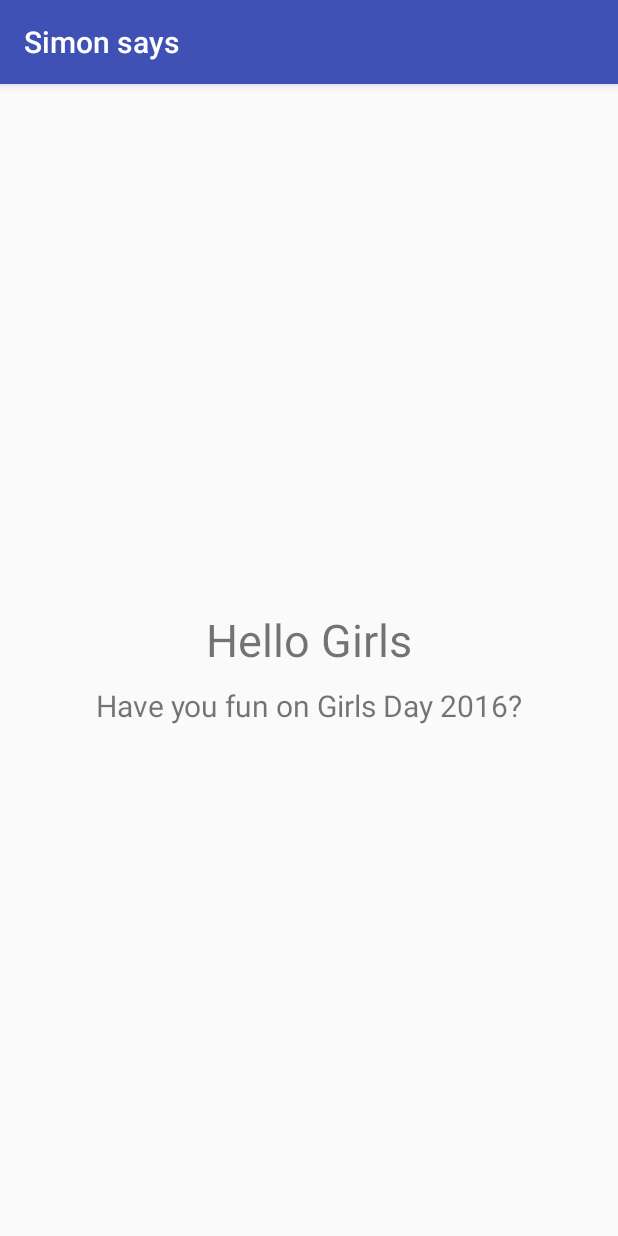
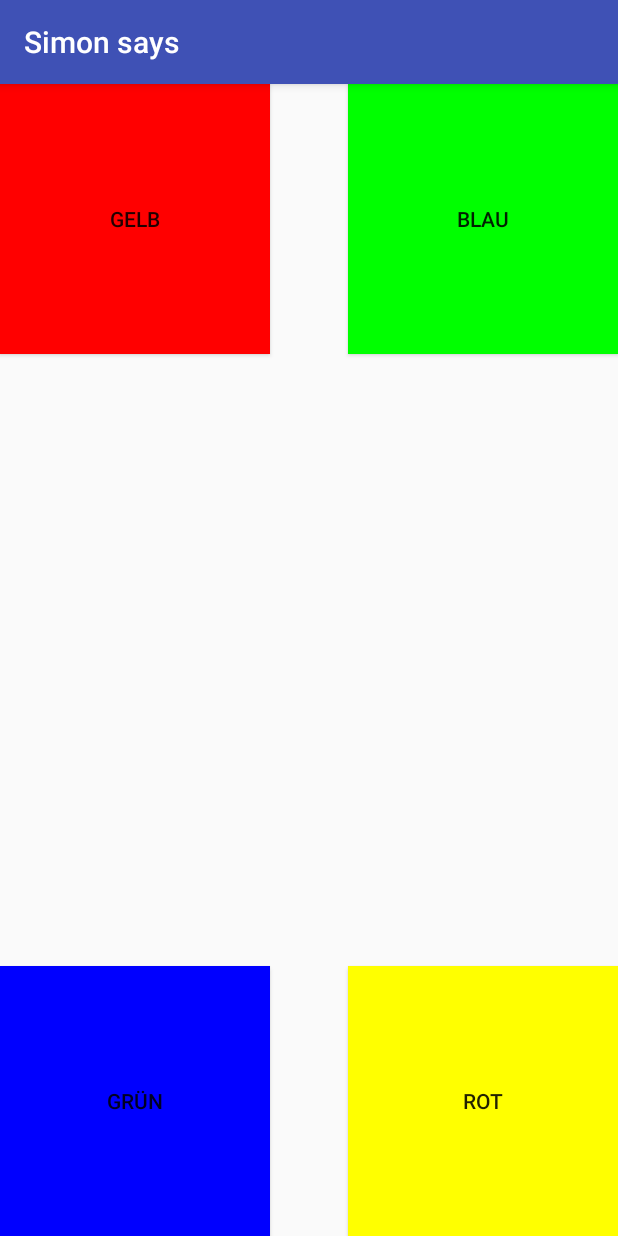
Before and after one commit to 7P-Girls-Day-2016/SimonSays, an Android app: the screen it shows after launch (MainActivity), on a phone screen of 412 x 824 dp. Run offline under Robolectric (Android 15) with nearby library versions, the phone set to English and light mode, and no system bars; our stand-ins replace ButterKnife.

Commit message:
Implementation of Simon says by Johanna and Lara

```diff
--- a/app/src/main/java/simonsays/sevenprinciples/com/simonsays/MainActivity.java
+++ b/app/src/main/java/simonsays/sevenprinciples/com/simonsays/MainActivity.java
@@ -8,6 +8,7 @@ import android.util.Log;
 import android.view.View;
 import android.widget.Button;
 import android.widget.TextView;
+import android.widget.Toast;
 
 import butterknife.Bind;
 import butterknife.ButterKnife;
@@ -25,6 +26,8 @@ public class MainActivity extends AppCompatActivity {
 
     // Buttons
     // ToDo: define and initizialise buttons
+    @Bind(R.id.red)
+    Button johähnchen;
 
     private StringBuffer colorsOfPlayer1;
     private StringBuffer colorsOfPlayer2;
@@ -39,34 +42,42 @@ public class MainActivity extends AppCompatActivity {
         //startNewGame();
     }
 
-//    // click on red, green, yellow, blue button
-//    @OnClick({R.id.redButton, R.id.greenButton, R.id.yellowButton, R.id.blueButton})
-//    protected void onCickButton(View view) {
-//        Log.d(TAG, view.getTag() + " button was clicked");
-//
-//        // get current color and play sound of them
-//        Color currentColor = Color.valueOf(view.getTag().toString());
-//        Sound.playSound(getApplicationContext(), currentColor.getSoundFileResource());
-//
-//        gameLogic();
-//    }
+    // click on red, green, yellow, blue button
+    @OnClick({R.id.yellow, R.id.green, R.id.blue, R.id.red})
+    protected void onCickButton(View view) {
+        Log.d(TAG, view.getTag() + " button was clicked");
 
-    private void gameLogic() {
-        // ToDo
+        // get current color and play sound of them
+        Color currentColor = Color.valueOf(view.getTag().toString());
+        Sound.playSound(getApplicationContext(), currentColor.getSoundFileResource());
+
+        gameLogic();
     }
 
-//    // click on new game button
-//    @OnClick(R.id.newGameButton)
-//    protected void clickOnNewGameButton(View view) {
-//        Log.d(TAG, "start new game");
-//        startNewGame();
-//    }
-//
-//    private void startNewGame() {
-//        colorsOfPlayer1 = new StringBuffer();
-//        colorsOfPlayer2 = new StringBuffer();
-//        playerLabelText.setText(R.string.player1);
-//    }
+    private void gameLogic(Color currentColor) {
+        if(colorsOfPlayer1.length() ==4) {
+            colorsOfPlayer2.append(currentColor.getFirstLetter());
+
+            if(colorsOfPlayer2.length()==4){
+                checkTheResult();
+
+
+            }
+        }
+    }
+
+    // click on new game button
+    @OnClick(R.id.newGameButton)
+    protected void clickOnNewGameButton(View view) {
+        Log.d(TAG, "start new game");
+        startNewGame();
+    }
+
+    private void startNewGame() {
+        colorsOfPlayer1 = new StringBuffer();
+        colorsOfPlayer2 = new StringBuffer();
+        playerLabelText.setText(R.string.player1);
+    }
 
     private void checkTheResult() {
         // Todo
--- a/app/src/main/res/layout/activity_main.xml
+++ b/app/src/main/res/layout/activity_main.xml
@@ -1,25 +1,59 @@
 <?xml version="1.0" encoding="utf-8"?>
 
-<LinearLayout xmlns:android="http://schemas.android.com/apk/res/android"
+<RelativeLayout xmlns:android="http://schemas.android.com/apk/res/android"
               android:layout_width="match_parent"
-              android:layout_height="match_parent"
-              android:gravity="center"
-              android:orientation="vertical">
+              android:layout_height="match_parent">
 
 
-    <TextView
-        android:layout_width="match_parent"
-        android:layout_height="wrap_content"
-        android:padding="10dp"
-        android:gravity="center"
-        android:text="Hello Girls"
-        android:textSize="30dp"/>
+    <Button
+        android:layout_width="@dimen/buttonWidth"
+        android:layout_height="@dimen/buttonWidth"
+        android:text="Gelb"
+        android:tag="YELLOW"
+        android:id="@+id/blue"
+        android:background="@color/red"
+        android:layout_gravity="bottom" />
+
+<Button
+        android:layout_width="@dimen/buttonWidth"
+        android:layout_height="@dimen/buttonWidth"
+        android:text="Blau"
+        android:tag="BLUE"
+        android:layout_alignParentTop="true"
+        android:layout_alignParentRight="true"
+        android:id="@+id/red"
+        android:background="@color/green"
+        android:layout_gravity="bottom" />
+
+<Button
+        android:layout_width="@dimen/buttonWidth"
+        android:layout_height="@dimen/buttonWidth"
+        android:text="Grün"
+        android:tag="GREEN"
+        android:layout_alignParentBottom="true"
+        android:id="@+id/yellow"
+        android:background="@color/blue"
+        android:layout_gravity="bottom" />
+
+<Button
+        android:layout_width="@dimen/buttonWidth"
+        android:layout_height="@dimen/buttonWidth"
+        android:text="Rot"
+        android:tag="RED"
+        android:layout_alignParentBottom="true"
+        android:layout_alignParentRight="true"
+        android:id="@+id/green"
+        android:background="@color/yellow"
+        android:layout_gravity="bottom" />
 
     <TextView
-        android:layout_width="match_parent"
+        android:id="@+id/playerLabel"
+        android:layout_width="wrap_content"
         android:layout_height="wrap_content"
-        android:gravity="center"
-        android:text="Have you fun on Girls Day 2016?"
-        android:textSize="20dp"/>
+        android:layout_centerHorizontal="true"
+        android:layout_centerVertical="true"
+        android:textSize="50dp"/>
 
-</LinearLayout>
+
+
+</RelativeLayout>
--- a/app/src/main/res/values/dimens.xml
+++ b/app/src/main/res/values/dimens.xml
@@ -2,4 +2,5 @@
     <!-- Default screen margins, per the Android Design guidelines. -->
     <dimen name="activity_horizontal_margin">16dp</dimen>
     <dimen name="activity_vertical_margin">16dp</dimen>
+    <dimen name="buttonWidth">180dp</dimen>
 </resources>
```
Also changed, not shown: 10 other files.
